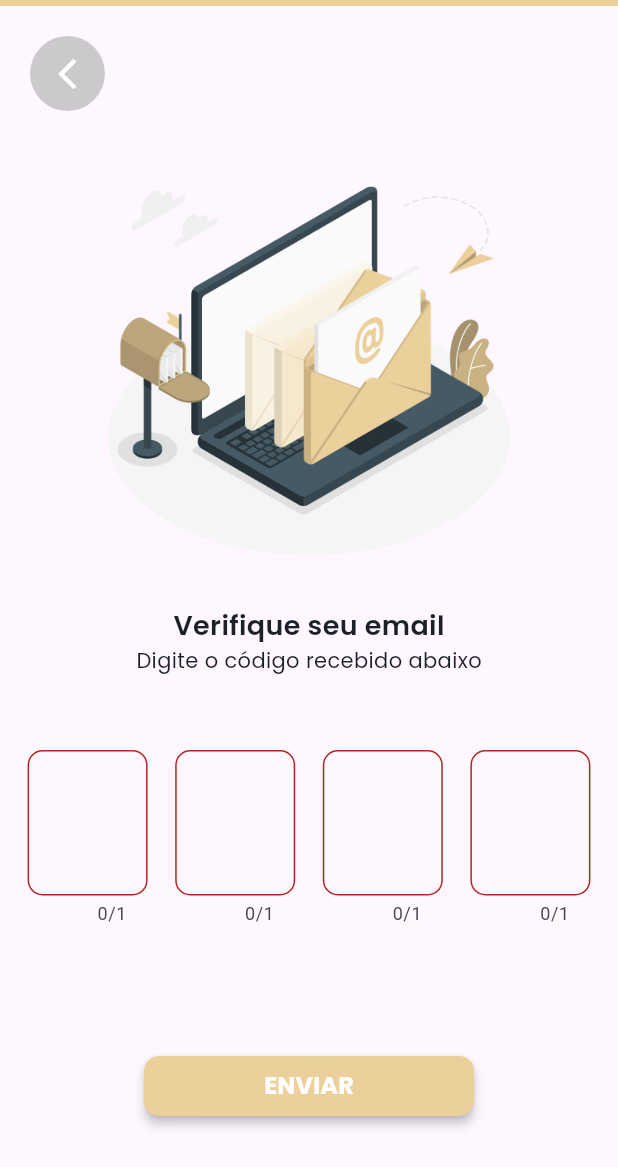
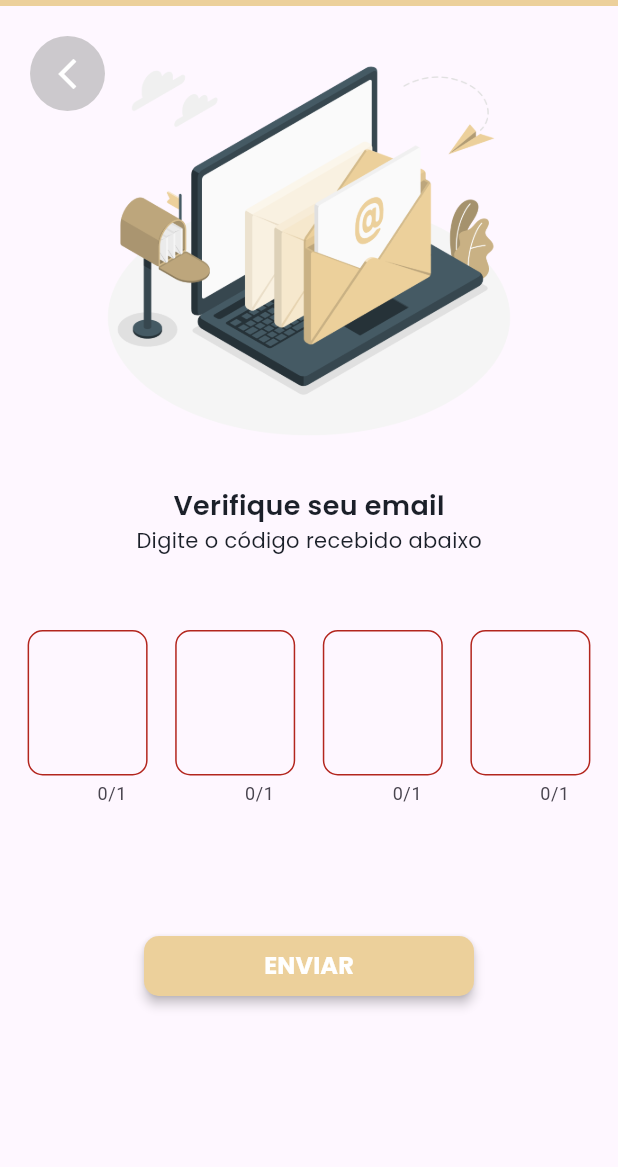
Before and after one commit to LucasMeloSena/CookNow, a Flutter app: the CodeView screen opened directly with empty values, after a tap on "ENVIAR", on a phone screen of 412 x 824 dp. Shown: the top 1167 px of the screen. Run offline on Flutter 3.47's test engine with Material 3 defaults, Android fonts, the phone set to English and light mode, and no system bars; our stand-ins replace dio, flutter_dotenv, image_picker, mask_text_input_formatter, shared_preferences; accounts and stored records are empty.

Commit message:
some updates

```diff
--- a/app/lib/models/recipe.dart
+++ b/app/lib/models/recipe.dart
@@ -40,6 +40,8 @@ class RecipeProvider extends ChangeNotifier {
   String _url = "";
   List<Recipe> _lstRecipes = [];
   Recipe? _featuredRecipe;
+  String _developmentUrl = "";
+  final String _productionUrl = "https://cook-now.vercel.app/v1";
 
   List<Recipe> get getRecipes {
     return [..._lstRecipes];
@@ -59,6 +61,7 @@ class RecipeProvider extends ChangeNotifier {
     } else if (_platform == "android") {
       _url = dotenv.env["LOOPBACK_ANDROID"] ?? "";
     }
+    _developmentUrl = "http://$_url:3002/v1";
   }
 
   Future<void> searchRecipes() async {
@@ -67,7 +70,7 @@ class RecipeProvider extends ChangeNotifier {
 
       final response = await http
           .get(Uri.parse(
-            "http://$_url:3002/v1/recipes/",
+            "$_productionUrl/recipes",
           ))
           .timeout(
             const Duration(
@@ -110,7 +113,7 @@ class RecipeProvider extends ChangeNotifier {
 
       final response = await http
           .get(Uri.parse(
-            "http://$_url:3002/v1/recipes/destaques/",
+            "$_productionUrl/recipes/destaques/",
           ))
           .timeout(
             const Duration(
--- a/app/lib/views/ForgotPass/code_view.dart
+++ b/app/lib/views/ForgotPass/code_view.dart
@@ -5,7 +5,12 @@ import 'package:cooknow/widgets/Common/message.dart';
 import 'package:cooknow/widgets/ForgotPass/code_input.dart';
 import 'package:flutter/material.dart';
 
-class CodeView extends StatelessWidget {
+class CodeView extends StatefulWidget {
+  @override
+  State<CodeView> createState() => _CodeViewState();
+}
+
+class _CodeViewState extends State<CodeView> {
   @override
   Widget build(BuildContext context) {
     final data =
@@ -20,7 +25,6 @@ class CodeView extends StatelessWidget {
           children: [
             SizedBox(
               width: MediaQuery.of(context).size.width,
-              height: MediaQuery.of(context).size.height,
               child: Column(
                 crossAxisAlignment: CrossAxisAlignment.center,
                 mainAxisAlignment: MainAxisAlignment.center,
--- a/app/lib/widgets/Favorites/recipe_card.dart
+++ b/app/lib/widgets/Favorites/recipe_card.dart
@@ -53,7 +53,7 @@ class RecipeCardFavorites extends StatelessWidget {
               crossAxisAlignment: CrossAxisAlignment.start,
               children: [
                 SizedBox(
-                  width: 160,
+                  width: 135,
                   child: Text(
                     recipe.nome,
                     softWrap: true,
@@ -70,7 +70,6 @@ class RecipeCardFavorites extends StatelessWidget {
                 Categoria(text: recipe.categoria)
               ],
             ),
-            const Spacer(),
             const Icon(
               Icons.arrow_forward_ios,
               size: 15,
--- a/app/lib/widgets/ForgotPass/code_input.dart
+++ b/app/lib/widgets/ForgotPass/code_input.dart
@@ -6,16 +6,25 @@ import 'package:cooknow/utils/validator.dart';
 import 'package:cooknow/widgets/Common/modal.dart';
 import 'package:flutter/material.dart';
 
-class CodeInput extends StatelessWidget {
+class CodeInput extends StatefulWidget {
   final String code;
   final BuildContext context;
   final String userId;
   CodeInput({required this.code, required this.context, required this.userId});
 
+  @override
+  State<CodeInput> createState() => _CodeInputState();
+}
+
+class _CodeInputState extends State<CodeInput> {
   final _numberOne = TextEditingController();
+
   final _numberTwo = TextEditingController();
+
   final _numberThree = TextEditingController();
+
   final _numberFour = TextEditingController();
+
   final formKey = GlobalKey<FormState>();
 
   void submitForm() async {
@@ -25,19 +34,20 @@ class CodeInput extends StatelessWidget {
       return;
     }
 
-    final userCode = "${_numberOne.text}${_numberTwo.text}${_numberThree.text}${_numberFour.text}";
-    if (userCode != code) {
+    final userCode =
+        "${_numberOne.text}${_numberTwo.text}${_numberThree.text}${_numberFour.text}";
+    if (userCode != widget.code) {
       await showModal(
-          context,
+        widget.context,
         "Alerta!",
         "O código digitado está incorreto!",
         [
           {"icon": Icons.check, "label": "OK"}
         ],
       );
-    }
-    else {
-      Navigator.of(context).pushReplacementNamed(AppRoutes.resetPassword, arguments: userId);
+    } else {
+      Navigator.of(widget.context)
+          .pushReplacementNamed(AppRoutes.resetPassword, arguments: widget.userId);
     }
   }
 
@@ -58,9 +68,7 @@ class CodeInput extends StatelessWidget {
                   width: 80,
                   child: TextFormField(
                     textAlign: TextAlign.center,
-                    style: MyTextStyle(
-                      fontSize: 25
-                    ),
+                    style: MyTextStyle(fontSize: 25),
                     decoration: getSmallInputDecoration(),
                     keyboardType: TextInputType.number,
                     textInputAction: TextInputAction.next,
@@ -77,9 +85,7 @@ class CodeInput extends StatelessWidget {
                   width: 80,
                   child: TextFormField(
                     textAlign: TextAlign.center,
-                    style: MyTextStyle(
-                      fontSize: 25
-                    ),
+                    style: MyTextStyle(fontSize: 25),
                     decoration: getSmallInputDecoration(),
                     keyboardType: TextInputType.number,
                     textInputAction: TextInputAction.next,
@@ -96,9 +102,7 @@ class CodeInput extends StatelessWidget {
                   width: 80,
                   child: TextFormField(
                     textAlign: TextAlign.center,
-                    style: MyTextStyle(
-                      fontSize: 25
-                    ),
+                    style: MyTextStyle(fontSize: 25),
                     decoration: getSmallInputDecoration(),
                     keyboardType: TextInputType.number,
                     textInputAction: TextInputAction.next,
@@ -115,9 +119,7 @@ class CodeInput extends StatelessWidget {
                   width: 80,
                   child: TextFormField(
                     textAlign: TextAlign.center,
-                    style: MyTextStyle(
-                      fontSize: 25
-                    ),
+                    style: MyTextStyle(fontSize: 25),
                     decoration: getSmallInputDecoration(),
                     keyboardType: TextInputType.number,
                     textInputAction: TextInputAction.done,
--- a/app/lib/widgets/Home/destaque.dart
+++ b/app/lib/widgets/Home/destaque.dart
@@ -56,7 +56,7 @@ class _DestaqueState extends State<Destaque> {
                 right: 0,
                 child: Container(
                   padding: const EdgeInsets.all(10),
-                  height: 100,
+                  height: 110,
                   decoration: const BoxDecoration(
                     borderRadius: BorderRadius.only(
                       topLeft: Radius.circular(0.0),
--- a/app/lib/widgets/Home/header.dart
+++ b/app/lib/widgets/Home/header.dart
@@ -18,7 +18,9 @@ class _HeaderHomeState extends State<HeaderHome> {
       crossAxisAlignment: CrossAxisAlignment.center,
       mainAxisAlignment: MainAxisAlignment.center,
       children: [
-        Column(
+        SizedBox(
+          width: MediaQuery.of(context).size.width * 0.7,
+          child: Column(
             crossAxisAlignment: CrossAxisAlignment.start,
             children: [
               Text(
@@ -31,6 +33,7 @@ class _HeaderHomeState extends State<HeaderHome> {
               )
             ],
           ),
+        ),
         const Spacer(),
         CircleAvatar(
           radius: 25,
--- a/app/lib/widgets/Home/recipe_card.dart
+++ b/app/lib/widgets/Home/recipe_card.dart
@@ -29,6 +29,7 @@ class RecipeCard extends StatelessWidget {
           color: MyColors.grey_100,
         ),
         height: 90,
+        width: MediaQuery.of(context).size.width,
         child: Row(
           mainAxisAlignment: MainAxisAlignment.start,
           children: [
@@ -54,7 +55,7 @@ class RecipeCard extends StatelessWidget {
                 crossAxisAlignment: CrossAxisAlignment.start,
                 children: [
                   SizedBox(
-                    width: 190,
+                    width: 165,
                     child: Text(
                       recipe.nome,
                       softWrap: true,
@@ -71,7 +72,6 @@ class RecipeCard extends StatelessWidget {
                   Categoria(text: recipe.categoria)
                 ],
               ),
-            const Spacer(),
             const Icon(
               Icons.arrow_forward_ios,
               size: 15,
```
Also changed, not shown: app/lib/models/user.dart (+15 -12 lines), app/lib/views/Home/home_view.dart (+6 -2 lines), 1 other file. Lines whose indentation alone changed are shown as unchanged.
